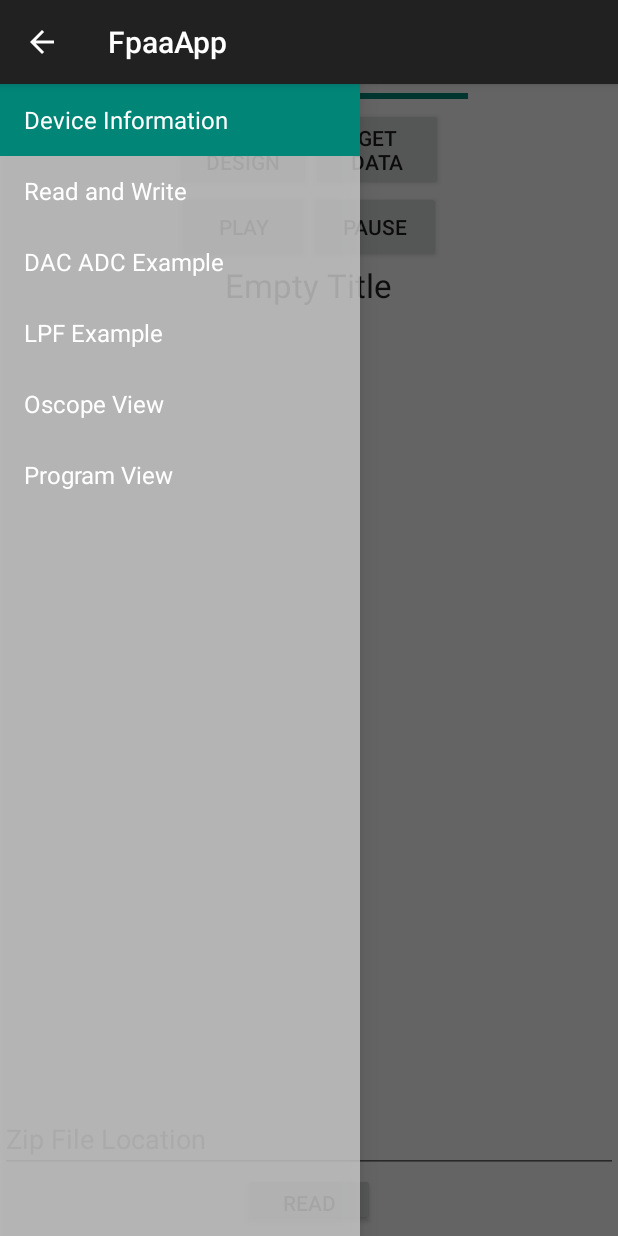
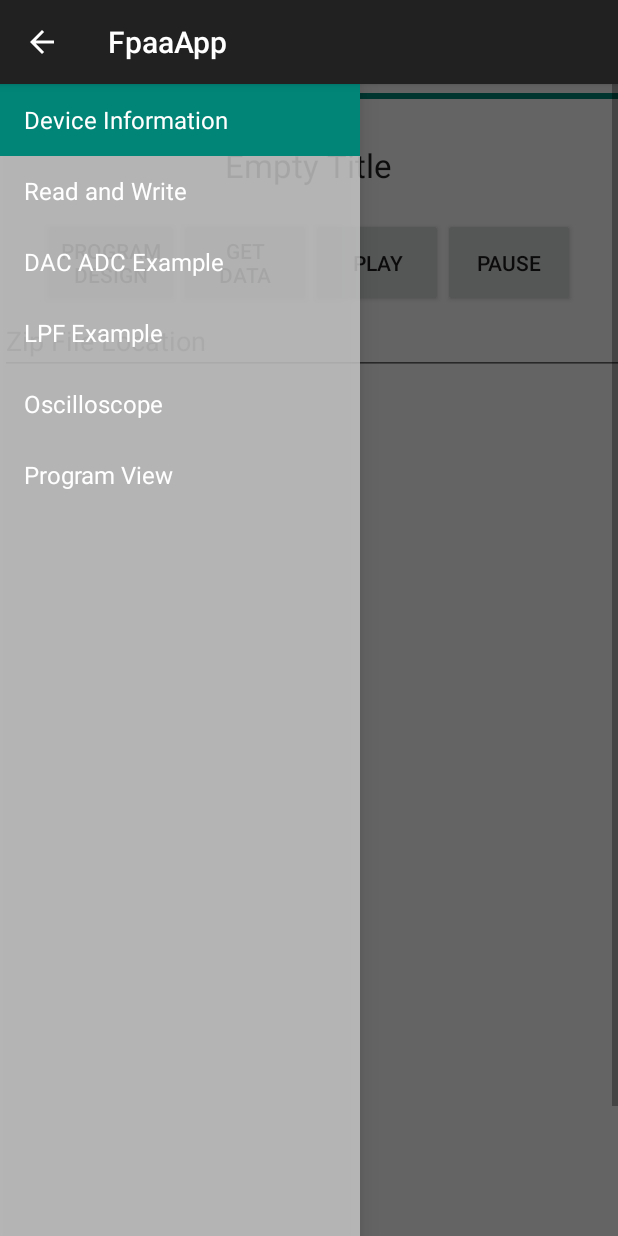
Before and after one commit to skilaru1/FPAA, an Android app: the fragment OscopeView placed in its activity, on a phone screen of 412 x 824 dp. Run offline under Robolectric (Android 15) with nearby library versions, the phone set to English and light mode, and no system bars; libraries missing offline, so code that uses them is left out: com.jjoe64.graphview; plain views replace GraphView; 3 statements that could not run were skipped.

Commit message:
Fixed app crash in oscilloscope view

```diff
--- a/Android-master/demo/app/src/main/AndroidManifest.xml
+++ b/Android-master/demo/app/src/main/AndroidManifest.xml
@@ -4,6 +4,8 @@
 
     <uses-permission android:name="android.permission.WRITE_EXTERNAL_STORAGE" />
     <uses-permission android:name="android.permission.INTERNET" />
+    <uses-feature android:name="android.hardware.usb.host" android:required="true">
+    </uses-feature>
 
     <application
         android:allowBackup="true"
@@ -14,6 +16,13 @@
             android:name=".ControllerActivity"
             android:screenOrientation="portrait"
             android:label="@string/app_name" >
+            <intent-filter>
+                <action android:name="android.hardware.usb.action.USB_DEVICE_ATTACHED" />
+            </intent-filter>
+
+            <meta-data android:name="android.hardware.usb.action.USB_DEVICE_ATTACHED"
+                android:resource="@xml/device_filter" />
+
             <intent-filter>
                 <action android:name="android.intent.action.MAIN" />
 
--- a/Android-master/demo/app/src/main/java/hasler/fpaaapp/ControllerActivity.java
+++ b/Android-master/demo/app/src/main/java/hasler/fpaaapp/ControllerActivity.java
@@ -128,7 +128,7 @@ public class ControllerActivity extends AppCompatActivity
                 if (currentFragment instanceof HomeView) {
                     while (true) {
                         ((HomeView) currentFragment).update();
-                        Thread.sleep(1000);
+                        Thread.sleep(500);
                     }
                 } else if (currentFragment instanceof DriverFragment) {
                     ((DriverFragment) currentFragment).onConnect();
--- a/Android-master/demo/app/src/main/java/hasler/fpaaapp/views/OscopeView.java
+++ b/Android-master/demo/app/src/main/java/hasler/fpaaapp/views/OscopeView.java
@@ -312,8 +312,9 @@ public class OscopeView extends DriverFragment {
                         try {
                             //check for url input
                             if (url.equals("Url not found!!!")) {
+                                //SAI
                                 makeToastMessage(url);
-                                return null;
+                                return false;
                             }
 
                             //download the zip file into path(downloads) and store it in file
@@ -355,7 +356,7 @@ public class OscopeView extends DriverFragment {
                                 return false;
                             updateProgressBar(20);
                             Utils.debugLine("first compile and program successful", true);
-                            if (!writeAscii(zipped_files, 0x7000, "switch_info")) return null;
+                            if (!writeAscii(zipped_files, 0x7000, "switch_info")) return false;
                             Utils.debugLine("first writeascii successful", true);
                             if (!compileAndProgram(zipped_files, "switch_program.elf", 70 * 1000))
                                 return false;
@@ -371,7 +372,7 @@ public class OscopeView extends DriverFragment {
                             } catch (InterruptedException e) {
                                 makeToastMessage("InterruptedException");
                                 Utils.debugLine(e.getMessage(), true);
-                                return null;
+                                return false;
                             }
                             //get the lines of the text file targetList
                             tp.TARGETLIST(dFile);
@@ -393,10 +394,10 @@ public class OscopeView extends DriverFragment {
                             updateProgressBar(70);
 
                             //finish programming the FPAA
-                            if (!writeAscii(zipped_files, 0x4300, "input_vector")) return null;
-                            if (!writeAscii(zipped_files, 0x4200, "output_info")) return null;
+                            if (!writeAscii(zipped_files, 0x4300, "input_vector")) return false;
+                            if (!writeAscii(zipped_files, 0x4200, "output_info")) return false;
                             if (!compileAndProgram(zipped_files, "voltage_meas.elf", 70 * 1000))
-                                return null;
+                                return false;
                             updateProgressBar(100);
 
                             // plot the switches
@@ -422,9 +423,9 @@ public class OscopeView extends DriverFragment {
 
                     @Override
                     protected void onPostExecute(Boolean result) {
-                        super.onPostExecute(result);
+                        //super.onPostExecute(result);
 
-                        if (result == null || !result) {
+                        if (!result) {
                             makeToastMessage("Error while trying to program the design");
                         }
 
@@ -435,7 +436,7 @@ public class OscopeView extends DriverFragment {
                         pauseButton.setEnabled(true);
                     }
                 }.executeOnExecutor(AsyncTask.THREAD_POOL_EXECUTOR);
-            }
+                }
         });
 
         /*----------------------------------------------------------------------------------*/
--- a/Android-master/demo/app/src/main/res/layout/fragment_oview.xml
+++ b/Android-master/demo/app/src/main/res/layout/fragment_oview.xml
@@ -8,83 +8,100 @@
         android:orientation="vertical" android:layout_width="match_parent"
         android:layout_height="wrap_content" android:gravity="center_horizontal">
 
+        <Space
+            android:layout_width="match_parent"
+            android:layout_height="wrap_content" />
+
         <ProgressBar
+            android:id="@+id/progress_bar"
             style="?android:attr/progressBarStyleHorizontal"
+            android:layout_width="601dp"
+            android:layout_height="wrap_content"
             android:layout_marginLeft="100dp"
             android:layout_marginRight="100dp"
-            android:layout_width="fill_parent"
-            android:layout_height="wrap_content"
-            android:id="@+id/progress_bar"
+            android:indeterminate="false"
             android:max="100"
-            android:indeterminate="false"
             android:progress="100" />
 
+        <Space
+            android:layout_width="match_parent"
+            android:layout_height="23dp" />
+
+        <TextView
+            android:id="@+id/textView2"
+            android:layout_width="wrap_content"
+            android:layout_height="50dp"
+            android:layout_gravity="center_horizontal"
+            android:text="Custom Design"
+            android:textAppearance="?android:attr/textAppearanceLarge" />
+
         <LinearLayout xmlns:android="http://schemas.android.com/apk/res/android"
-            android:orientation="horizontal" android:layout_width="match_parent"
-            android:layout_height="wrap_content" android:gravity="center_horizontal">
+            android:layout_width="601dp"
+            android:layout_height="wrap_content"
+            android:gravity="center_horizontal"
+            android:orientation="horizontal">
 
             <Button
+                android:id="@+id/program_design_button"
                 android:layout_width="wrap_content"
-                android:layout_height="wrap_content"
-                android:text="Program\nDesign"
-                android:id="@+id/program_design_button" />
+                android:layout_height="match_parent"
+                android:text="Program\nDesign" />
+
             <Button
+                android:id="@+id/get_data_button"
                 android:layout_width="wrap_content"
-                android:layout_height="wrap_content"
-                android:text="Get\nData"
-                android:id="@+id/get_data_button" />
+                android:layout_height="match_parent"
+                android:text="Get\nData" />
+
+            <Button
+                android:id="@+id/play_button"
+                android:layout_width="wrap_content"
+                android:layout_height="match_parent"
+                android:text="Play" />
+
+            <Button
+                android:id="@+id/pause_button"
+                android:layout_width="wrap_content"
+                android:layout_height="match_parent"
+                android:text="Pause" />
 
         </LinearLayout>
 
         <LinearLayout xmlns:android="http://schemas.android.com/apk/res/android"
-            android:orientation="horizontal" android:layout_width="match_parent"
-            android:layout_height="wrap_content" android:gravity="center_horizontal">
-
-            <Button
-                android:layout_width="wrap_content"
-                android:layout_height="wrap_content"
-                android:text="Play"
-                android:id="@+id/play_button"
-                />
-
-            <Button
-                android:layout_width="wrap_content"
-                android:layout_height="wrap_content"
-                android:text="Pause"
-                android:id="@+id/pause_button"
-                />
+            android:layout_width="423dp"
+            android:layout_height="wrap_content"
+            android:gravity="center_horizontal"
+            android:orientation="horizontal">
 
         </LinearLayout>
 
-        <TextView
-            android:layout_width="wrap_content"
-            android:layout_height="wrap_content"
-            android:textAppearance="?android:attr/textAppearanceLarge"
-            android:text="Sound Example"
-            android:id="@+id/textView2"
-            android:layout_gravity="center_horizontal" />
+        <TableRow
+            android:layout_width="match_parent"
+            android:layout_height="wrap_content">
+
+            <EditText
+                android:id="@+id/zip_file_location"
+                android:layout_width="510dp"
+                android:layout_height="wrap_content"
+                android:layout_gravity="center_horizontal"
+                android:ems="10"
+                android:hint="Zip File Location"
+                android:inputType="text" />
+
+            <Button
+                android:id="@+id/zip_file_location_button"
+                style="@android:style/Widget.Material.Button"
+                android:layout_width="wrap_content"
+                android:layout_height="wrap_content"
+                android:layout_gravity="center_horizontal"
+                android:text="Read" />
+        </TableRow>
 
         <com.jjoe64.graphview.GraphView
-            android:layout_margin="10dp"
+            android:id="@+id/graph"
             android:layout_width="fill_parent"
-            android:layout_height="512dp"
-            android:id="@+id/graph"/>
-
-        <EditText
-            android:layout_width="match_parent"
-            android:layout_height="wrap_content"
-            android:inputType="text"
-            android:ems="10"
-            android:id="@+id/zip_file_location"
-            android:layout_gravity="center_horizontal"
-            android:hint="Zip File Location" />
-
-        <Button
-            android:layout_width="wrap_content"
-            android:layout_height="35dp"
-            android:text="Read"
-            android:id="@+id/zip_file_location_button"
-            android:layout_gravity="center_horizontal" />
+            android:layout_height="610dp"
+            android:layout_margin="10dp" />
 
     </LinearLayout>
 
--- a/Android-master/demo/app/src/main/res/values/strings.xml
+++ b/Android-master/demo/app/src/main/res/values/strings.xml
@@ -6,7 +6,7 @@
         <item>Read and Write</item>
         <item>DAC ADC Example</item>
         <item>LPF Example</item>
-        <item>Oscope View</item>
+        <item>Oscilloscope</item>
         <item>Program View</item>
     </string-array>
 
--- /dev/null
+++ b/Android-master/demo/app/src/main/res/xml/device_filter.xml
@@ -0,0 +1,5 @@
+<?xml version="1.0" encoding="utf-8"?>
+
+<resources>
+    <usb-device vendor-id="0b95" product-id="1790" class="" subclass="66" protocol="00" />
+</resources>
```
